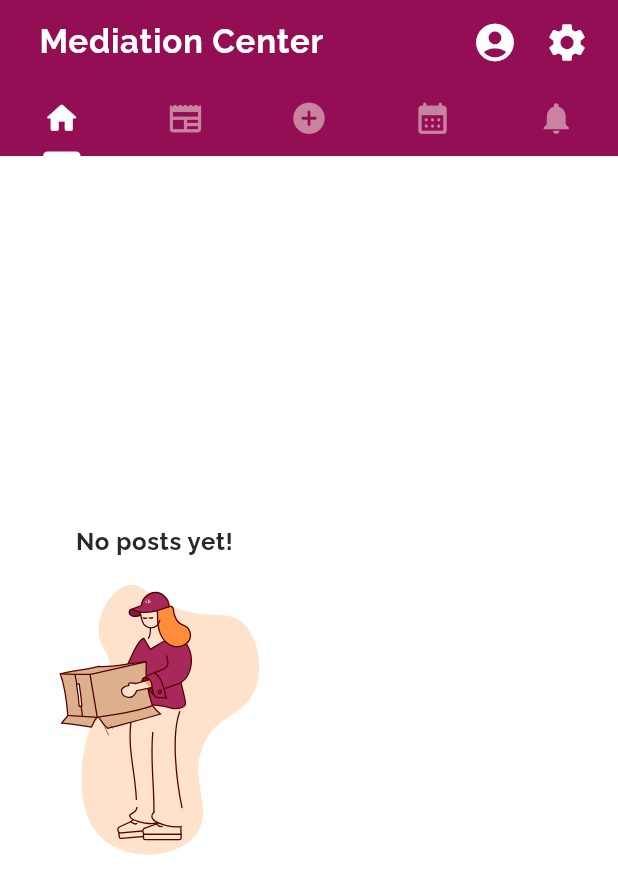
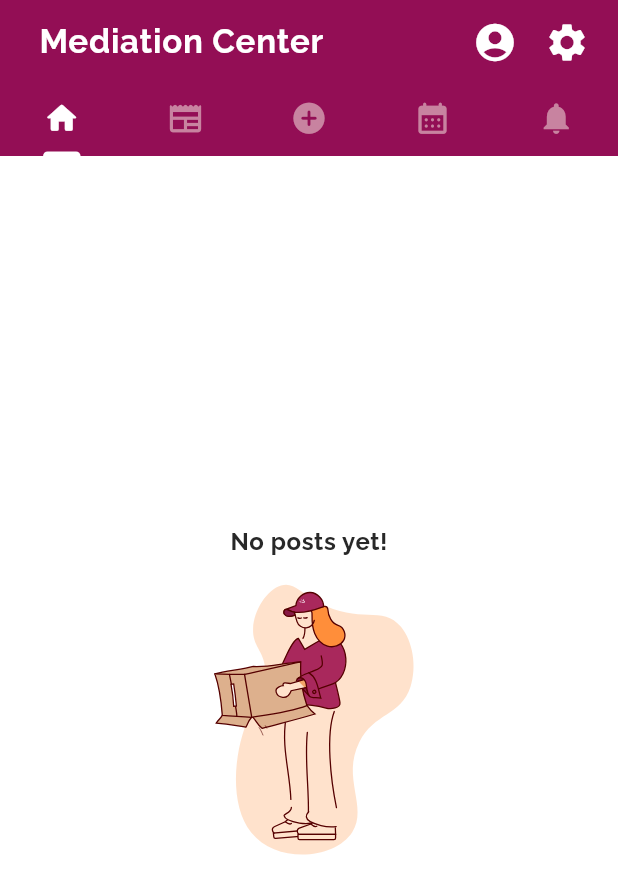
Before and after one commit to oshika512-tech/UAE-Application, a Flutter app: the VerifyScreen screen opened by its route, after a tap on "Verify", on a phone screen of 412 x 824 dp. Shown: the top 894 px of the screen. Run offline on Flutter 3.47's test engine with Material 3 defaults, Android fonts, the light colour scheme and no system bars; our stand-ins replace another_flushbar, cached_network_image, cloud_firestore, device_info_plus, device_preview, dio and 12 more; missing offline and left inert: cloudinary_sdk, saver_gallery; accounts and stored records are empty; network calls fail.

Commit message:
add post delete functions and fix some UI issues

```diff
--- a/lib/core/shimmer/post.shimmer.dart
+++ b/lib/core/shimmer/post.shimmer.dart
@@ -6,9 +6,15 @@ class PostShimmer extends StatelessWidget {
 
   @override
   Widget build(BuildContext context) {
+    return ListView.builder(
+      shrinkWrap: true,
+      itemCount: 5,
+      physics: BouncingScrollPhysics(),
+      itemBuilder: (context, index) {
         return Card(
           margin: const EdgeInsets.symmetric(vertical: 8, horizontal: 0),
-      shape: RoundedRectangleBorder(borderRadius: BorderRadius.circular(12)),
+          shape:
+              RoundedRectangleBorder(borderRadius: BorderRadius.circular(12)),
           child: Padding(
             padding: const EdgeInsets.all(12.0),
             child: Shimmer.fromColors(
@@ -43,7 +49,7 @@ class PostShimmer extends StatelessWidget {
                   // post image / big block
                   Container(
                     width: double.infinity,
-                height: 180,
+                    height: 350,
                     decoration: BoxDecoration(
                       color: Colors.white,
                       borderRadius: BorderRadius.circular(8),
@@ -55,7 +61,7 @@ class PostShimmer extends StatelessWidget {
                     children: [
                       Container(
                         width: 60,
-                    height: 14,
+                        height: 30,
                         decoration: BoxDecoration(
                           color: Colors.white,
                           borderRadius: BorderRadius.circular(4),
@@ -64,7 +70,7 @@ class PostShimmer extends StatelessWidget {
                       const SizedBox(width: 16),
                       Container(
                         width: 60,
-                    height: 14,
+                        height: 30,
                         decoration: BoxDecoration(
                           color: Colors.white,
                           borderRadius: BorderRadius.circular(4),
@@ -77,5 +83,7 @@ class PostShimmer extends StatelessWidget {
             ),
           ),
         );
+      },
+    );
   }
 }
--- a/lib/data/models/user.model.dart
+++ b/lib/data/models/user.model.dart
@@ -5,6 +5,7 @@ class UserModel {
   final String uid;
   final String profileImage;
   final bool isAdmin;
+  final bool isVerify;
 
   UserModel({
     this.id,
@@ -13,6 +14,7 @@ class UserModel {
     required this.uid,
     required this.profileImage,
     required this.isAdmin,
+    required this.isVerify,
   });
 
   factory UserModel.fromJson(Map<String, dynamic> json) {
@@ -23,6 +25,7 @@ class UserModel {
       uid: json['uid'] as String,
       profileImage: json['profileImage'] as String,
       isAdmin: json['isAdmin'] as bool,
+      isVerify: json['isVerify'] as bool,
     );
   }
 
@@ -34,6 +37,7 @@ class UserModel {
       'uid': uid,
       'profileImage': profileImage,
       'isAdmin': isAdmin,
+      'isVerify': isVerify,
     };
   }
 }
--- /dev/null
+++ b/lib/data/services/permission.services.dart
@@ -0,0 +1,32 @@
+import 'package:permission_handler/permission_handler.dart';
+
+class PermissionServices {
+  /// Request notification & photo/video permissions
+  static Future<bool> requestPermissions() async {
+    try {
+      // Notification permission (iOS only)
+      if (await Permission.notification.request().isDenied) {
+        print("Notification permission denied");
+      }
+
+      // Storage / Photos / Media (Android & iOS)
+      Map<Permission, PermissionStatus> statuses = await [
+        Permission.photos,     // iOS photo library
+        Permission.videos,     // iOS video library (if needed)
+        Permission.storage,    // Android storage
+      ].request();
+
+      // Check if all permissions are granted
+      bool allGranted = statuses.values.every((status) => status.isGranted);
+
+      if (!allGranted) {
+        print("Some permissions are denied");
+      }
+
+      return allGranted;
+    } catch (e) {
+      print("Error requesting permissions: $e");
+      return false;
+    }
+  }
+}
--- a/lib/presentation/components/post.card.components.dart
+++ b/lib/presentation/components/post.card.components.dart
@@ -38,7 +38,7 @@ class PostCardComponents {
                     fadeOutDuration: Duration.zero,
 
                     width: MediaQuery.of(context).size.width * 0.43,
-                    height: 150,
+                    height: 200,
                     fit: BoxFit.cover,
                     errorWidget: (context, url, error) =>
                         const Icon(Icons.error),
--- a/lib/presentation/pages/home/home.page.dart
+++ b/lib/presentation/pages/home/home.page.dart
@@ -38,8 +38,8 @@ class _HomePageState extends State<HomePage> {
   Future<void> _refreshPosts() async {
     try {
       LoadingPopup.show("Refreshing posts...");
-      _loadPosts(); // update
-      setState(() {}); // rebuild
+      _loadPosts();
+      setState(() {});
     } catch (e) {
       AppTopSnackbar.showTopSnackBar(context, "Failed to refresh posts");
     } finally {
@@ -56,7 +56,6 @@ class _HomePageState extends State<HomePage> {
       child: FutureBuilder<List<PostWithUsersModel>>(
         future: _postsFuture,
         builder: (context, snapshot) {
-          // Error
           if (snapshot.hasError) {
             WidgetsBinding.instance.addPostFrameCallback((_) {
               EasyLoading.dismiss();
@@ -67,12 +66,8 @@ class _HomePageState extends State<HomePage> {
             );
           }
 
-          // Loading
           if (snapshot.connectionState == ConnectionState.waiting) {
-            WidgetsBinding.instance.addPostFrameCallback((_) {
-              PostShimmer();
-            });
-            return const SizedBox.shrink();
+            return const PostShimmer(); // shimmer directly
           }
 
           WidgetsBinding.instance.addPostFrameCallback((_) {
@@ -82,14 +77,13 @@ class _HomePageState extends State<HomePage> {
           final posts = snapshot.data ?? [];
 
           if (posts.isEmpty) {
-            return const EmptyAnimation(title: "No posts yet!");
+            return const Center(child: EmptyAnimation(title: "No posts yet!"));
           }
 
           return ListView.builder(
             controller: _scrollController,
-            physics: const BouncingScrollPhysics(),
             itemCount: posts.length,
-             cacheExtent: 1000,
+            cacheExtent: 1000,
             itemBuilder: (context, index) {
               final post = posts[index];
               return Container(
@@ -98,9 +92,10 @@ class _HomePageState extends State<HomePage> {
                   color: AppColors.gray.withOpacity(0.1),
                 ),
                 child: PostCard(
-                  isCUser: posts[index].user.uid == cUser,
-                  isHome:true,
+                  isCUser: post.user.uid == cUser,
+                  isHome: true,
                   postID: post.post.id,
+                  onDelete: () {},
                 ),
               );
             },
--- a/lib/presentation/pages/upload/widgets/image.card.dart
+++ b/lib/presentation/pages/upload/widgets/image.card.dart
@@ -10,7 +10,7 @@ class ImageCard {
   ) {
     return Stack(
       children: [
-        Center(
+        Positioned.fill(
           child: Image.file(
             File(imageUrl),
             fit: BoxFit.cover,
--- a/lib/presentation/screens/auth/screens/verify.screen.dart
+++ b/lib/presentation/screens/auth/screens/verify.screen.dart
@@ -1,3 +1,4 @@
+import 'package:firebase_auth/firebase_auth.dart';
 import 'package:flutter/material.dart';
 import 'package:flutter_easyloading/flutter_easyloading.dart';
 import 'package:go_router/go_router.dart';
@@ -5,6 +6,8 @@ import 'package:meditation_center/presentation/components/app.buttons.dart';
 import 'package:meditation_center/core/alerts/app.top.snackbar.dart';
 import 'package:meditation_center/core/alerts/loading.popup.dart';
 import 'package:meditation_center/presentation/screens/auth/services/auth.services.dart';
+import 'package:meditation_center/providers/user.provider.dart';
+import 'package:provider/provider.dart';
 
 class VerifyScreen extends StatelessWidget {
   const VerifyScreen({super.key});
@@ -13,12 +16,25 @@ class VerifyScreen extends StatelessWidget {
   Widget build(BuildContext context) {
     final theme = Theme.of(context);
 
+    Future<bool> updateStatus(bool isVerify) async {
+      final uid = FirebaseAuth.instance.currentUser!.uid;
+      final userProvider = Provider.of<UserProvider>(context, listen: false);
+      final check = await userProvider.updateIsVerify(uid, isVerify);
+      if (check) {
+        return true;
+      } else {
+        return false;
+      }
+    }
+
     void verify() async {
-
-          LoadingPopup.show('Verifying...');
+      LoadingPopup.show('Verifying...');
 
       final result = await AuthServices.isEmailVerified();
-      if (result) {
+
+      final updateResult = await updateStatus(result);
+
+      if (updateResult) {
         context.go('/main');
         EasyLoading.dismiss();
         EasyLoading.showSuccess('Verified !', duration: Duration(seconds: 2));
--- a/lib/presentation/screens/main/main.screen.dart
+++ b/lib/presentation/screens/main/main.screen.dart
@@ -1,6 +1,7 @@
 import 'package:firebase_auth/firebase_auth.dart';
 import 'package:flutter/material.dart';
 import 'package:go_router/go_router.dart';
+import 'package:meditation_center/data/services/permission.services.dart';
 import 'package:meditation_center/presentation/pages/booking/booking.page.dart';
 import 'package:meditation_center/presentation/pages/home/home.page.dart';
 import 'package:meditation_center/presentation/pages/notice/page/notice.page.dart';
@@ -18,7 +19,7 @@ class MainScreen extends StatefulWidget {
 class _MainScreenState extends State<MainScreen> {
   final cUSer = FirebaseAuth.instance.currentUser!.uid;
   validateUser() {
-  final currentUser = FirebaseAuth.instance.currentUser;
+    final currentUser = FirebaseAuth.instance.currentUser;
     if (currentUser == null) {
       context.push('/login');
     }
@@ -29,6 +30,7 @@ class _MainScreenState extends State<MainScreen> {
     super.initState();
     // validate User
     validateUser();
+    PermissionServices.requestPermissions();
   }
 
   @override
@@ -46,11 +48,10 @@ class _MainScreenState extends State<MainScreen> {
                 child: Text(
                   'Mediation Center',
                   style: Theme.of(context).textTheme.bodyLarge!.copyWith(
-                    color: AppColors.whiteColor,
-                    fontWeight: FontWeight.bold,
-                    fontSize: 22,
-                  ),
-
+                        color: AppColors.whiteColor,
+                        fontWeight: FontWeight.bold,
+                        fontSize: 22,
+                      ),
                 ),
               ),
               actions: [
--- a/lib/providers/post.with.user.data.provider.dart
+++ b/lib/providers/post.with.user.data.provider.dart
@@ -48,6 +48,7 @@ Future<List<PostWithUsersModel>> getAllPosts() async {
           uid: '',
           profileImage: '',
           isAdmin: false,
+          isVerify: false,
         ),
       );
     }
@@ -87,6 +88,7 @@ Stream<PostWithUsersModel?> getPostDetailsById(String postId) {
         uid: '',
         profileImage: '',
         isAdmin: false,
+        isVerify: false,
       );
     }
 
@@ -129,6 +131,7 @@ Stream<PostWithUsersModel?> getPostDetailsById(String postId) {
       uid: '',
       profileImage: '',
       isAdmin: false,
+      isVerify: false,
     );
   }
 
```
Also changed, not shown: lib/main.dart (+7 -3 lines), lib/presentation/components/post.card.dart (+64 -15 lines), lib/presentation/pages/upload/page/upload.page.dart (+20 -7 lines), lib/presentation/screens/auth/screens/login.screen.dart (+15 -5 lines), lib/presentation/screens/auth/services/auth.services.dart (+9 -3 lines), lib/presentation/screens/profile/user.profile.dart (+15 -0 lines), lib/providers/comment.provider.dart (+8 -7 lines), lib/providers/post.provider.dart (+33 -0 lines), lib/providers/user.provider.dart (+41 -22 lines), 5 other files. Lines whose indentation alone changed are shown as unchanged.
